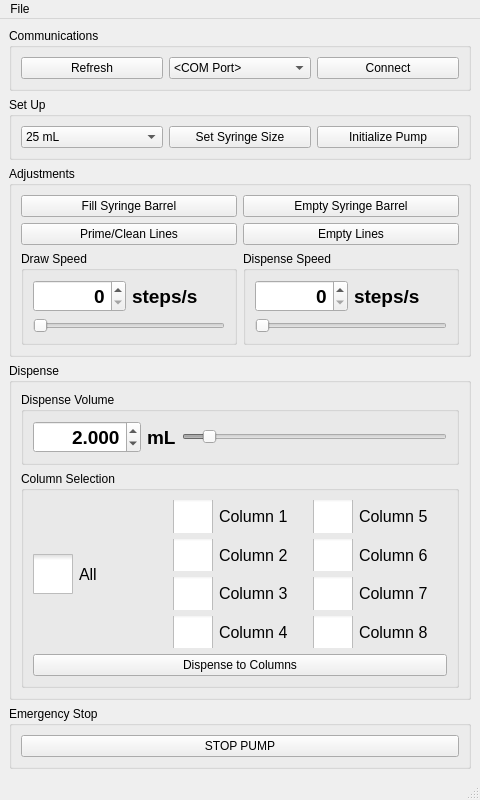
Above: SEC_GUI/mainwindow.ui from Wyss/automated-chromatography before the change. Below: the same form after it.
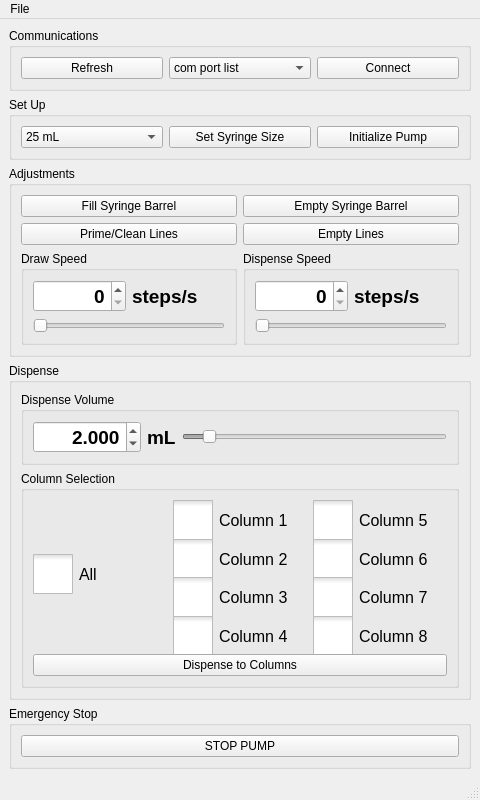
That is the form after the change. Icons and pictures are not drawn.

Commit message: attempt to fix smushed checkboxes (#17)

Patch:
```diff
--- a/SEC_GUI/mainwindow.ui
+++ b/SEC_GUI/mainwindow.ui
@@ -48,7 +48,7 @@
         <widget class="QComboBox" name="comPortComboBox">
          <item>
           <property name="text">
-           <string>&lt;COM Port&gt;</string>
+           <string>com port list</string>
           </property>
          </item>
         </widget>
@@ -437,8 +437,6 @@
          <property name="title">
           <string>Column Selection</string>
          </property>
-         <layout class="QGridLayout" name="gridLayout_2">
-          <item row="0" column="0">
            <layout class="QVBoxLayout" name="verticalLayout_4">
             <item>
              <layout class="QHBoxLayout" name="horizontalLayout_3">
@@ -500,6 +498,12 @@
                <layout class="QVBoxLayout" name="verticalLayout_3">
                 <item>
                  <widget class="QCheckBox" name="column1CheckBox">
+                <property name="minimumSize">
+                 <size>
+                  <width>0</width>
+                  <height>40</height>
+                 </size>
+                </property>
                   <property name="font">
                    <font>
                     <pointsize>12</pointsize>
@@ -551,6 +555,12 @@
                 </item>
                 <item>
                  <widget class="QCheckBox" name="column2CheckBox">
+                <property name="minimumSize">
+                 <size>
+                  <width>0</width>
+                  <height>40</height>
+                 </size>
+                </property>
                   <property name="font">
                    <font>
                     <pointsize>12</pointsize>
@@ -602,6 +612,12 @@
                 </item>
                 <item>
                  <widget class="QCheckBox" name="column3CheckBox">
+                <property name="minimumSize">
+                 <size>
+                  <width>0</width>
+                  <height>40</height>
+                 </size>
+                </property>
                   <property name="font">
                    <font>
                     <pointsize>12</pointsize>
@@ -653,6 +669,12 @@
                 </item>
                 <item>
                  <widget class="QCheckBox" name="column4CheckBox">
+                <property name="minimumSize">
+                 <size>
+                  <width>0</width>
+                  <height>40</height>
+                 </size>
+                </property>
                   <property name="font">
                    <font>
                     <pointsize>12</pointsize>
@@ -708,6 +730,12 @@
                <layout class="QVBoxLayout" name="verticalLayout_2">
                 <item>
                  <widget class="QCheckBox" name="column5CheckBox">
+                <property name="minimumSize">
+                 <size>
+                  <width>0</width>
+                  <height>40</height>
+                 </size>
+                </property>
                   <property name="font">
                    <font>
                     <pointsize>12</pointsize>
@@ -759,6 +787,12 @@
                 </item>
                 <item>
                  <widget class="QCheckBox" name="column6CheckBox">
+                <property name="minimumSize">
+                 <size>
+                  <width>0</width>
+                  <height>40</height>
+                 </size>
+                </property>
                   <property name="font">
                    <font>
                     <pointsize>12</pointsize>
@@ -810,6 +844,12 @@
                 </item>
                 <item>
                  <widget class="QCheckBox" name="column7CheckBox">
+                <property name="minimumSize">
+                 <size>
+                  <width>0</width>
+                  <height>40</height>
+                 </size>
+                </property>
                   <property name="font">
                    <font>
                     <pointsize>12</pointsize>
@@ -861,6 +901,12 @@
                 </item>
                 <item>
                  <widget class="QCheckBox" name="column8CheckBox">
+                <property name="minimumSize">
+                 <size>
+                  <width>0</width>
+                  <height>40</height>
+                 </size>
+                </property>
                   <property name="font">
                    <font>
                     <pointsize>12</pointsize>
@@ -926,8 +972,6 @@
                <string>Dispense to Columns</string>
               </property>
              </widget>
-            </item>
-           </layout>
           </item>
          </layout>
         </widget>
```
Lines whose indentation alone changed are shown as unchanged. The commit also changes 1 other file.
